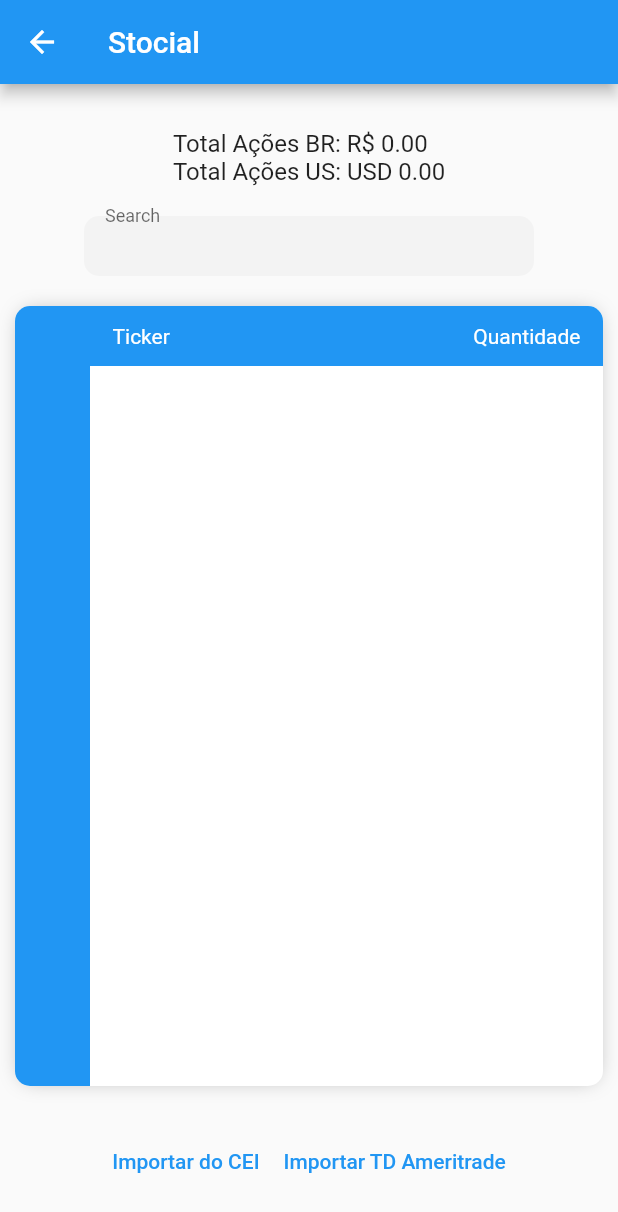
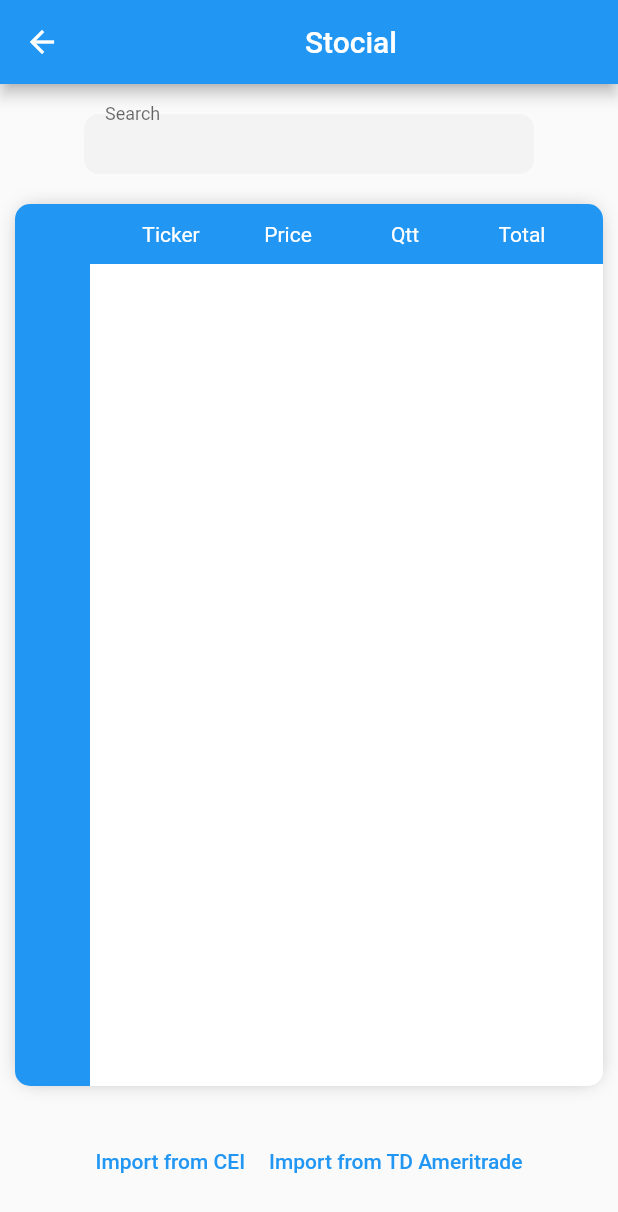
Before and after one commit to vini2001/stocial, a Flutter app: the WalletScreen screen opened by its route, on a phone screen of 412 x 824 dp. Shown: the top 1212 px of the screen. Run offline on Flutter 3.47's test engine with Material 2 defaults, Android fonts, the light colour scheme and no system bars; our stand-ins replace cloud_firestore, cloud_functions, firebase_auth, firebase_core, flutter_secure_storage, webview_flutter; accounts and stored records are empty; network calls fail.

Commit message:
fetch tickers prices and updates wallet

```diff
--- a/lib/model/asset.dart
+++ b/lib/model/asset.dart
@@ -6,7 +6,7 @@ part 'asset.g.dart';
 class Asset {
   final String code;
   final String company;
-  final double price;
+  double price;
   final double quantity;
 
   @JsonKey(defaultValue: "BRL")
@@ -29,8 +29,8 @@ class Asset {
 
   String getAssetType() {
     switch(currency) {
-      case 'American Dollars': return 'Ações Americanas';
-      default: return 'Ações';
+      case 'American Dollars': return 'US Stocks';
+      default: return 'Brazil Stocks';
     }
   }
 
--- /dev/null
+++ b/lib/model/converters/string_number_converter.dart
@@ -0,0 +1,16 @@
+import 'package:cloud_firestore/cloud_firestore.dart';
+import 'package:json_annotation/json_annotation.dart';
+
+class StringDoubleConverter implements JsonConverter<double, String> {
+  const StringDoubleConverter();
+
+  @override
+  double fromJson(dynamic data) {
+    return double.parse(data);
+  }
+
+  @override
+  String toJson(double value) {
+    return value.toString();
+  }
+}
--- /dev/null
+++ b/lib/model/converters/timestamp_converter.dart
@@ -0,0 +1,26 @@
+import 'package:cloud_firestore/cloud_firestore.dart';
+import 'package:json_annotation/json_annotation.dart';
+
+class TimestampConverter implements JsonConverter<DateTime, dynamic> {
+  const TimestampConverter();
+
+  @override
+  DateTime fromJson(dynamic data) {
+    Timestamp? timestamp;
+    if (data is Timestamp) {
+      timestamp = data;
+    } else if (data is Map) {
+      timestamp = Timestamp(data['_seconds'], data['_nanoseconds']);
+    }
+    return timestamp!.toDate();
+  }
+
+  @override
+  Map<String, dynamic> toJson(DateTime dateTime) {
+    final timestamp = Timestamp.fromDate(dateTime);
+    return {
+      '_seconds': timestamp.seconds,
+      '_nanoseconds': timestamp.nanoseconds,
+    };
+  }
+}
--- /dev/null
+++ b/lib/model/currency_conversion.dart
@@ -0,0 +1,17 @@
+import 'package:json_annotation/json_annotation.dart';
+import 'package:stocial/model/converters/string_number_converter.dart';
+
+part 'currency_conversion.g.dart';
+
+@JsonSerializable()
+class CurrencyConversion {
+  final String from;
+  final String to;
+  @StringDoubleConverter()
+  final double value;
+
+  CurrencyConversion({required this.from, required this.to, required this.value});
+
+  factory CurrencyConversion.fromJson(Map<String, dynamic> json) => _$CurrencyConversionFromJson(json);
+  Map<String, dynamic> toJson() => _$CurrencyConversionToJson(this);
+}
--- /dev/null
+++ b/lib/model/ticker.dart
@@ -0,0 +1,19 @@
+import 'package:json_annotation/json_annotation.dart';
+import 'package:stocial/model/converters/timestamp_converter.dart';
+
+part 'ticker.g.dart';
+
+@JsonSerializable()
+class Ticker {
+
+  @TimestampConverter()
+  final DateTime lastRefresh;
+  final String currency;
+  final double latestPrice;
+  final String symbol;
+
+  Ticker({required this.lastRefresh, required this.currency, required this.latestPrice, required this.symbol});
+
+  factory Ticker.fromJson(Map<String, dynamic> json) => _$TickerFromJson(json);
+  Map<String, dynamic> toJson() => _$TickerToJson(this);
+}
--- a/lib/model/wallet.dart
+++ b/lib/model/wallet.dart
@@ -1,6 +1,11 @@
+import 'package:stocial/model/currency_conversion.dart';
+import 'package:stocial/model/ticker.dart';
+
 import 'asset.dart';
 
 class Wallet {
+
+  double? usdBrlExchangeRate;
 
   Wallet(this.assetsList) {
     _wallet = Map();
@@ -32,4 +37,51 @@ class Wallet {
   List<Asset> getAssetsList() {
     return assetsList;
   }
+
+  void updateTicker(Ticker ticker) {
+    for(var asset in assetsList) {
+      if(asset.code == ticker.symbol) {
+        asset.price = ticker.latestPrice;
+        break;
+      }
+    }
+  }
+
+
+  List<String>? getGroupsTotals() {
+    List<String> walletInfo = [];
+    _wallet.forEach((key, assets) {
+      final total = _getCategoryTotal(key);
+      if(assets![0].currency == 'American Dollars' && usdBrlExchangeRate != null) {
+        walletInfo.add('${getCurrencySymbol(assets[0].currency)}${total.toStringAsFixed(2)} / R\$${(total * usdBrlExchangeRate!).toStringAsFixed(2)}');
+      }else{
+        walletInfo.add('${getCurrencySymbol(assets[0].currency)}${total.toStringAsFixed(2)}');
+      }
+    });
+
+    return walletInfo;
+  }
+
+  String getCurrencySymbol(String currency) {
+    switch(currency) {
+      case 'American Dollars': return '\$';
+      case 'BRL': return 'R\$';
+    }
+    return '';
+  }
+
+  void addCurrencyConversion(CurrencyConversion currencyConversion) {
+    if(currencyConversion.from == 'USD' && currencyConversion.to == 'BRL') {
+      usdBrlExchangeRate = currencyConversion.value;
+    }
+  }
+
+  double _getCategoryTotal(String key) {
+    var total = 0.0;
+
+    for(Asset asset in _wallet[key]!) {
+      total += (asset.quantity) * (asset.price);
+    }
+    return total;
+  }
 }
--- a/lib/stocial_scaffold.dart
+++ b/lib/stocial_scaffold.dart
@@ -5,8 +5,9 @@ class StocialScaffold extends StatefulWidget{
 
   final Widget body;
   final String title;
+  Widget? sideWidget;
 
-  StocialScaffold({required this.body, this.title = 'Stocial'});
+  StocialScaffold({required this.body, this.title = 'Stocial', this.sideWidget});
 
   @override
   State<StatefulWidget> createState() => ScaffoldState();
@@ -17,7 +18,16 @@ class ScaffoldState extends State<StocialScaffold> {
   Widget build(BuildContext context) {
     return Scaffold(
       appBar: AppBar(
-        title: Text(widget.title),
+        title: Stack(
+          children: [
+            Container(
+              alignment: Alignment.center,
+              width: double.infinity,
+              child: Text(widget.title),
+            ),
+            if(widget.sideWidget != null) widget.sideWidget!
+          ],
+        ),
       ),
       body: widget.body,
     );
--- a/lib/wallet_screen.dart
+++ b/lib/wallet_screen.dart
@@ -7,6 +7,7 @@ import 'package:cloud_functions/cloud_functions.dart';
 import 'package:flutter/material.dart';
 import 'package:flutter_secure_storage/flutter_secure_storage.dart';
 import 'package:stocial/model/asset.dart';
+import 'package:stocial/model/ticker.dart';
 import 'package:stocial/stocial_scaffold.dart';
 import 'package:stocial/constants/constants.dart';
 import 'package:stocial/widgets/grouped_list.dart';
@@ -14,6 +15,7 @@ import 'package:stocial/widgets/stocial_text_field.dart';
 import 'package:stocial/user.dart';
 
 import 'constants/routes.dart';
+import 'model/currency_conversion.dart';
 import 'model/wallet.dart';
 
 class WalletScreen extends StatefulWidget {
@@ -61,15 +63,6 @@ class WalletState extends State<WalletScreen> {
             if(loading) CircularProgressIndicator(),
             if(showCEIImport) _buildCEIImport(),
             Container(
-              margin: EdgeInsets.only(top: 30),
-              child: Text(
-                "${getTotalReais()}",
-                style: TextStyle(
-                    fontSize: 16
-                ),
-              ),
-            ),
-            Container(
               margin: EdgeInsets.only(top: 20),
               width: 300,
               child: StocialTextField(
@@ -100,16 +93,17 @@ class WalletState extends State<WalletScreen> {
                 children: [
                   TextButton(onPressed: () {
                     refreshCEI();
-                  }, child: Text('Importar do CEI')),
+                  }, child: Text('Import from CEI')),
                   if(isMobile()) TextButton(onPressed: () {
                     tdAmeritrade();
-                  }, child: Text('Importar TD Ameritrade'))
+                  }, child: Text('Import from TD Ameritrade'))
                 ],
               ),
             )
           ],
         ),
       ),
+      sideWidget: _getUsdBrlWidget()
     );
   }
 
@@ -123,7 +117,8 @@ class WalletState extends State<WalletScreen> {
       }
     });
 
-    await updateQuotes();
+    updateCurrencies();
+    updateQuotes();
   }
 
   void groupWallet(wallet) {
@@ -280,15 +275,30 @@ class WalletState extends State<WalletScreen> {
 
   }
 
+  Future<void> updateCurrencies() async {
+    List<QueryDocumentSnapshot> docs = (await firestore.collection('currencies').get()).docs;
+    for(QueryDocumentSnapshot snapshot in docs) {
+      if(snapshot.data() != null) {
+        final ticker = CurrencyConversion.fromJson(snapshot.data()!);
+        wallet?.addCurrencyConversion(ticker);
+      }
+    }
+  }
+
   Future<void> updateQuotes() async {
     print("toUpdateQuotes");
 
     for(Asset asset in wallet!.getAssetsList()) {
       List<QueryDocumentSnapshot> docs = (await firestore.collection('tickers').where('symbol', isEqualTo: asset.code).get()).docs;
-      if(docs.length != 0) {
-        // print(docs[0].data());
+      for(QueryDocumentSnapshot snapshot in docs) {
+        if(snapshot.data() != null) {
+          final ticker = Ticker.fromJson(snapshot.data()!);
+          wallet?.updateTicker(ticker);
+        }
       }
     }
+
+    setState(() {});
   }
 
 
@@ -296,22 +306,6 @@ class WalletState extends State<WalletScreen> {
     final imported =  await Navigator.of(context).pushNamed(Routes.tdAmeritradeKey) as bool;
     print("imported: $imported");
     if(imported is bool && imported) getWallet();
-  }
-
-  getTotalReais() {
-    var totalReais = 0.0;
-    var totalDolars = 0.0;
-
-    if(assetsList != null) {
-      for(Asset asset in assetsList!) {
-        if(asset.currency == 'BRL') {
-          totalReais += (asset.quantity) * (asset.price);
-        }else{
-          totalDolars += (asset.quantity) * (asset.price);
-        }
-      }
-    }
-    return "Total Ações BR: R\$ ${totalReais.toStringAsFixed(2)} \nTotal Ações US: USD ${totalDolars.toStringAsFixed(2)}";
   }
 
   bool isMobile() {
@@ -327,14 +321,17 @@ class WalletState extends State<WalletScreen> {
 
     return StocialGroupedList(
         groupsNames: wallet.getGroupsNames() ?? [],
+        groupsInfo: wallet.getGroupsTotals(),
         groupSize: (String groupIndex) => wallet.getGroupSize(groupIndex) ?? 0,
-        columns: ['Ticker', 'Quantidade'],
+        columns: ['Ticker', 'Price', 'Qtt', 'Total'],
         valueFor: ({required int columnIndex, required String groupKey, required int itemIndex}) {
           Asset? asset = wallet.getAsset(groupKey, itemIndex);
           if(asset != null) {
             switch(columnIndex) {
               case 0: return asset.code;
-              case 1: return asset.quantity.toString();
+              case 1: return asset.price.toStringAsFixed(2);
+              case 2: return asset.quantity.toString();
+              case 3: return (asset.quantity * asset.price).toStringAsFixed(2);
             }
           }
           return "";
@@ -343,12 +340,26 @@ class WalletState extends State<WalletScreen> {
           return wallet.getAsset(groupKey, itemIndex)?.contains(_searchQuery ?? '') ?? true;
         }
     );
-    return Container();
-    // return ListView.builder(
-    //     itemCount: wallet?.length ?? 0,
-    //     itemBuilder: (context, index) {
-    //       return _buildStockItem(wallet![index]!);
-    //     }
-    // );
+  }
+
+  _getUsdBrlWidget() {
+    if(wallet?.usdBrlExchangeRate == null) return null;
+
+      return Container(
+        padding: EdgeInsets.symmetric(vertical: 3),
+        child: Container(
+          decoration: BoxDecoration(
+              color: Colors.black26,
+              borderRadius: BorderRadius.all(Radius.circular(4))
+          ),
+          padding: EdgeInsets.symmetric(vertical: 4, horizontal: 10),
+          child: Text(
+            'USD/BRL: ${wallet!.usdBrlExchangeRate}',
+            style: TextStyle(
+                fontSize: 12
+            ),
+          ),
+        ),
+      );
   }
 }
```
Also changed, not shown: lib/widgets/grouped_list.dart (+34 -6 lines), lib/model/currency_conversion.g.dart (added), lib/model/ticker.g.dart (added).
